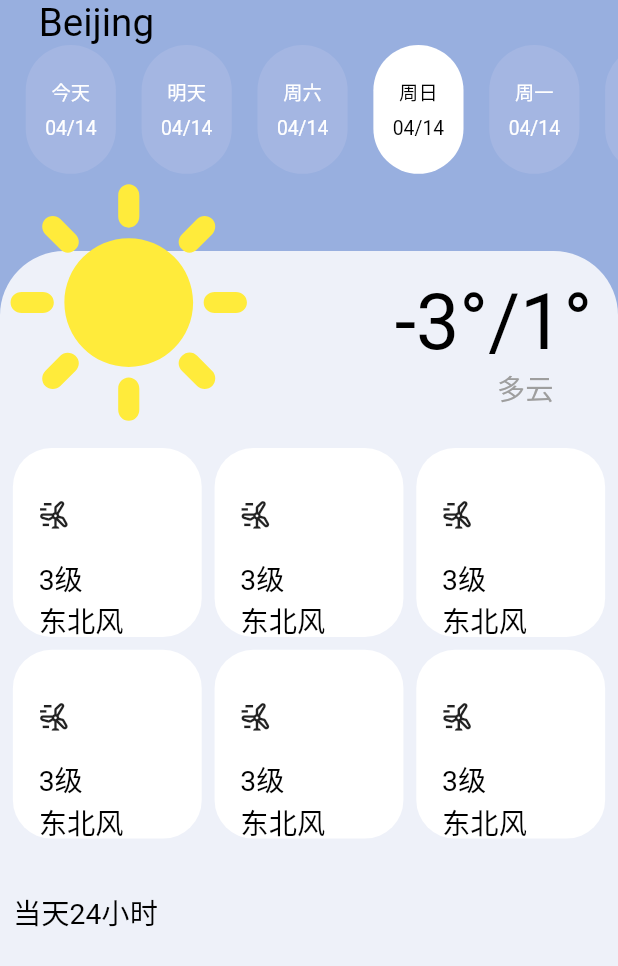
After one commit to HAM02020/zkweather, a Flutter app: the WeatherDetailScreen screen opened by its route, on a phone screen of 412 x 824 dp. The commit adds this screen. Shown: the top 966 px of the screen. Run offline on Flutter 3.47's test engine with Material 2 defaults, Android fonts, the phone set to English and light mode, and no system bars; our stand-ins replace bloc, dio, equatable, flutter_bloc, responsive_framework.

Commit message:
初步搭建详情页

```diff
--- a/lib/main.dart
+++ b/lib/main.dart
@@ -3,7 +3,8 @@ import 'package:flutter_localizations/flutter_localizations.dart';
 import 'package:responsive_framework/responsive_framework.dart';
 import 'package:zk_weather/common/zk_theme.dart';
 import 'package:zk_weather/generated/l10n.dart';
-import 'package:zk_weather/screens/tabbar_page.dart';
+import 'package:zk_weather/screens/tabbar_screen.dart';
+import 'package:zk_weather/screens/weather/detail/weather_detail_screen.dart';
 
 void main() {
   runApp(const MyApp());
@@ -35,7 +36,10 @@ class MyApp extends StatelessWidget {
       theme: ZKAppTheme.lightTheme,
       darkTheme: ZKAppTheme.darkTheme,
       initialRoute: "/",
-      routes: {"/": (context) => TapBarPage()},
+      routes: {
+        "/": (context) => TapBarScreen(),
+        "detail": (context) => const WeatherDetailScreen()
+      },
     );
   }
 }
--- a/lib/screens/tabbar_page.dart
+++ b/lib/screens/tabbar_screen.dart
@@ -5,8 +5,8 @@ import 'package:zk_weather/bloc/top_city/topcity_bloc.dart';
 import 'package:zk_weather/generated/l10n.dart';
 import 'package:zk_weather/screens/weather/citys_screen.dart';
 
-class TapBarPage extends StatefulWidget {
-  TapBarPage({super.key});
+class TapBarScreen extends StatefulWidget {
+  TapBarScreen({super.key});
 
   late var tabItemConf = [
     {"icon": Icons.home_outlined, "label": S.current.home},
@@ -15,10 +15,10 @@ class TapBarPage extends StatefulWidget {
   ];
 
   @override
-  State<TapBarPage> createState() => _TapBarPageState();
+  State<TapBarScreen> createState() => _TapBarScreenState();
 }
 
-class _TapBarPageState extends State<TapBarPage> {
+class _TapBarScreenState extends State<TapBarScreen> {
   int _index = 0;
 
   // test() async {
--- a/lib/screens/weather/citys_screen.dart
+++ b/lib/screens/weather/citys_screen.dart
@@ -3,6 +3,7 @@ import 'package:flutter/material.dart';
 import 'package:flutter_bloc/flutter_bloc.dart';
 import 'package:zk_weather/bloc/city_weather/city_weather_bloc.dart';
 import 'package:zk_weather/bloc/top_city/topcity_bloc.dart';
+import 'package:zk_weather/screens/weather/detail/weather_detail_screen.dart';
 import 'package:zk_weather/widgets/city_weather_list_item.dart';
 
 class CitysScreen extends StatelessWidget {
@@ -17,8 +18,17 @@ class CitysScreen extends StatelessWidget {
         builder: (context, state) {
           return ListView.builder(
             itemCount: state.list.length,
-            itemBuilder: (context, index) => CityWeatherListItem(
-              viewModel: state.list[index],
+            itemBuilder: (context, index) => GestureDetector(
+              onTap: () {
+                Navigator.push(
+                  context,
+                  MaterialPageRoute(
+                      builder: (context) => const WeatherDetailScreen()),
+                );
+              },
+              child: CityWeatherListItem(
+                viewModel: state.list[index],
+              ),
             ),
           );
         },
--- /dev/null
+++ b/lib/screens/weather/detail/weather_detail_screen.dart
@@ -0,0 +1,175 @@
+import 'package:flutter/material.dart';
+import 'package:zk_weather/common/zk_theme.dart';
+import 'package:zk_weather/generated/l10n.dart';
+
+class WeatherDetailScreen extends StatelessWidget {
+  const WeatherDetailScreen({super.key});
+
+  @override
+  Widget build(BuildContext context) {
+    return Scaffold(
+      //backgroundColor: const Color(0xff98AFDF),
+      backgroundColor: const Color(0xeeF4F6FB),
+      body: Stack(children: [
+        Container(
+          color: const Color(0xff98AFDF),
+          width: double.infinity,
+          height: double.infinity,
+        ),
+        SingleChildScrollView(
+          child:
+              Column(crossAxisAlignment: CrossAxisAlignment.start, children: [
+            SafeArea(
+              child: Padding(
+                padding: const EdgeInsets.only(left: 30),
+                child: Text(
+                  S.current.beijing,
+                  style: ZKAppTheme.largeTextStyle.copyWith(fontSize: 30),
+                ),
+              ),
+            ),
+            SizedBox(
+              height: 100,
+              child: ListView(
+                scrollDirection: Axis.horizontal,
+                children: [
+                  getdayCell("今天", false),
+                  getdayCell("明天", false),
+                  getdayCell("周六", false),
+                  getdayCell("周日", true),
+                  getdayCell("周一", false),
+                  getdayCell("周二", false),
+                  getdayCell("周三", false),
+                ],
+              ),
+            ),
+            Stack(children: [
+              Padding(
+                padding: const EdgeInsets.only(top: 60),
+                child: Container(
+                  width: double.infinity,
+                  decoration: const BoxDecoration(
+                      color: Color(0xeeF4F6FB),
+                      borderRadius: BorderRadius.only(
+                          topLeft: Radius.circular(50),
+                          topRight: Radius.circular(50))),
+                  child: Column(
+                      crossAxisAlignment: CrossAxisAlignment.start,
+                      children: [
+                        Padding(
+                          padding: const EdgeInsets.all(20.0),
+                          child: Row(
+                            mainAxisAlignment: MainAxisAlignment.spaceBetween,
+                            children: [
+                              const SizedBox(),
+                              Column(
+                                crossAxisAlignment: CrossAxisAlignment.end,
+                                children: const [
+                                  Text(
+                                    "-3°/1°",
+                                    style: TextStyle(
+                                        color: Colors.black, fontSize: 60),
+                                  ),
+                                  Padding(
+                                    padding: EdgeInsets.only(right: 30),
+                                    child: Text(
+                                      "多云",
+                                      style: TextStyle(color: Colors.grey),
+                                    ),
+                                  )
+                                ],
+                              ),
+                            ],
+                          ),
+                        ),
+                        GridView.count(
+                          padding: const EdgeInsets.all(10),
+                          mainAxisSpacing: 10,
+                          crossAxisSpacing: 10,
+                          shrinkWrap: true, // 宽高自适应
+                          physics: const NeverScrollableScrollPhysics(), //取消滚动
+                          crossAxisCount: 3, //一行几个
+                          children: [
+                            getDetailCell(),
+                            getDetailCell(),
+                            getDetailCell(),
+                            getDetailCell(),
+                            getDetailCell(),
+                            getDetailCell(),
+                          ],
+                        ),
+                        const Padding(
+                          padding: EdgeInsets.only(left: 10, top: 30),
+                          child: Text("当天24小时"),
+                        ),
+                        SizedBox(
+                          height: 300,
+                          child: ListView(
+                            scrollDirection: Axis.horizontal,
+                            children: const [],
+                          ),
+                        )
+                      ]),
+                ),
+              ),
+              const Icon(
+                Icons.sunny,
+                color: Colors.yellow,
+                size: 200,
+              ),
+            ])
+          ]),
+        ),
+      ]),
+    );
+  }
+
+  Widget getdayCell(dayInWeek, isHighlight) {
+    return Container(
+      width: 70,
+      margin: const EdgeInsets.only(left: 20),
+      decoration: BoxDecoration(
+          color:
+              isHighlight ? const Color(0xffffffff) : const Color(0xffA4B6E2),
+          borderRadius: const BorderRadius.all(Radius.circular(50))),
+      child: Padding(
+        padding: const EdgeInsets.only(left: 10, right: 10),
+        child: Column(mainAxisAlignment: MainAxisAlignment.center, children: [
+          Text("$dayInWeek",
+              style: TextStyle(
+                  color: isHighlight ? Colors.black : Colors.white,
+                  fontSize: 15)),
+          const SizedBox(
+            height: 8,
+          ),
+          Text('04/14',
+              style: TextStyle(
+                  color: isHighlight ? Colors.black : Colors.white,
+                  fontSize: 15))
+        ]),
+      ),
+    );
+  }
+
+  Widget getDetailCell() {
+    return Container(
+      decoration: const BoxDecoration(
+          color: Color(0xffffffff),
+          borderRadius: BorderRadius.all(Radius.circular(30))),
+      child: Padding(
+        padding: const EdgeInsets.only(left: 20, top: 40),
+        child: Column(
+            mainAxisAlignment: MainAxisAlignment.start,
+            crossAxisAlignment: CrossAxisAlignment.start,
+            children: const [
+              Icon(Icons.wind_power_outlined),
+              SizedBox(
+                height: 20,
+              ),
+              Text("3级"),
+              Text("东北风")
+            ]),
+      ),
+    );
+  }
+}
--- a/pubspec.yaml
+++ b/pubspec.yaml
@@ -40,7 +40,7 @@ dependencies:
   cupertino_icons: ^1.0.2
   responsive_framework: ^0.2.0
   dio: ^5.1.1
-  date_format: ^2.0.7
+
   pull_to_refresh: ^2.0.0
   flutter_bloc: ^8.1.2
   equatable: ^2.0.5
```
Also changed, not shown: pubspec.lock.
